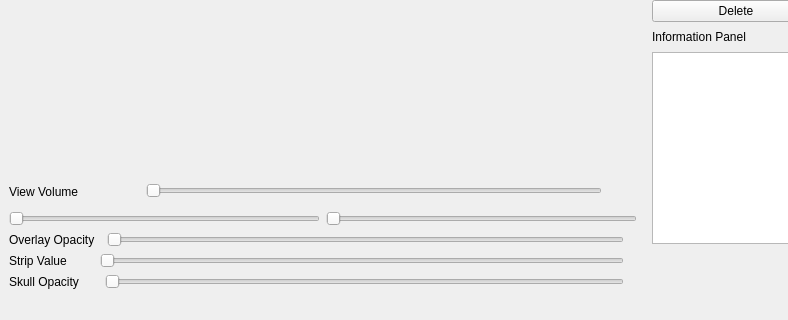
This is MainWindow/MainWindow.ui in Beastmaster/BrainConnectivityDetection as Qt 5 draws it before an edit; both pictures show x 0 to 788 and y 617 to 937 of the 1190 by 937 pixel window. The edited form follows.
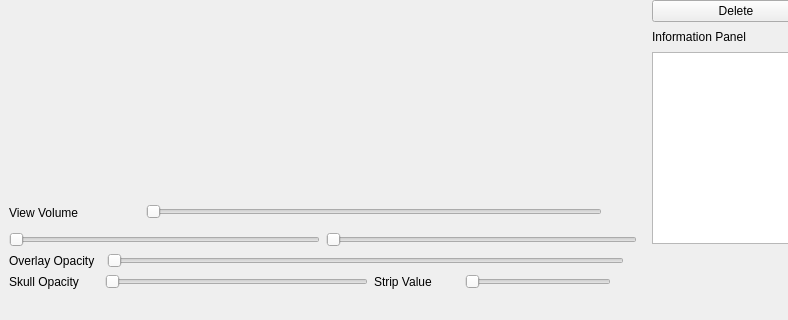
This is the edited form. Custom widgets are drawn as their Qt base class.

Patch:
```diff
--- a/MainWindow/MainWindow.ui
+++ b/MainWindow/MainWindow.ui
@@ -154,6 +154,22 @@
        </layout>
       </item>
       <item>
+       <layout class="QHBoxLayout" name="horizontalLayout_2">
+        <item>
+         <widget class="QLabel" name="label_2">
+          <property name="text">
+           <string>Skull Opacity      </string>
+          </property>
+         </widget>
+        </item>
+        <item>
+         <widget class="QSlider" name="set_opacity_Slider">
+          <property name="orientation">
+           <enum>Qt::Horizontal</enum>
+          </property>
+         </widget>
+        </item>
+        <item>
        <layout class="QHBoxLayout" name="horizontalLayout_3">
         <item>
          <widget class="QLabel" name="label_3">
@@ -175,6 +191,19 @@
           </property>
          </widget>
         </item>
+          <item>
+           <widget class="QLabel" name="label_opacity">
+            <property name="sizePolicy">
+             <sizepolicy hsizetype="Preferred" vsizetype="Fixed">
+              <horstretch>0</horstretch>
+              <verstretch>0</verstretch>
+             </sizepolicy>
+            </property>
+            <property name="text">
+             <string/>
+            </property>
+           </widget>
+          </item>
         <item>
          <widget class="QLabel" name="label_strip_value">
           <property name="sizePolicy">
@@ -189,35 +218,6 @@
          </widget>
         </item>
        </layout>
-      </item>
-      <item>
-       <layout class="QHBoxLayout" name="horizontalLayout_2">
-        <item>
-         <widget class="QLabel" name="label_2">
-          <property name="text">
-           <string>Skull Opacity      </string>
-          </property>
-         </widget>
-        </item>
-        <item>
-         <widget class="QSlider" name="set_opacity_Slider">
-          <property name="orientation">
-           <enum>Qt::Horizontal</enum>
-          </property>
-         </widget>
-        </item>
-        <item>
-         <widget class="QLabel" name="label_opacity">
-          <property name="sizePolicy">
-           <sizepolicy hsizetype="Preferred" vsizetype="Fixed">
-            <horstretch>0</horstretch>
-            <verstretch>0</verstretch>
-           </sizepolicy>
-          </property>
-          <property name="text">
-           <string/>
-          </property>
-         </widget>
         </item>
        </layout>
       </item>
```
Lines whose indentation alone changed are shown as unchanged.
